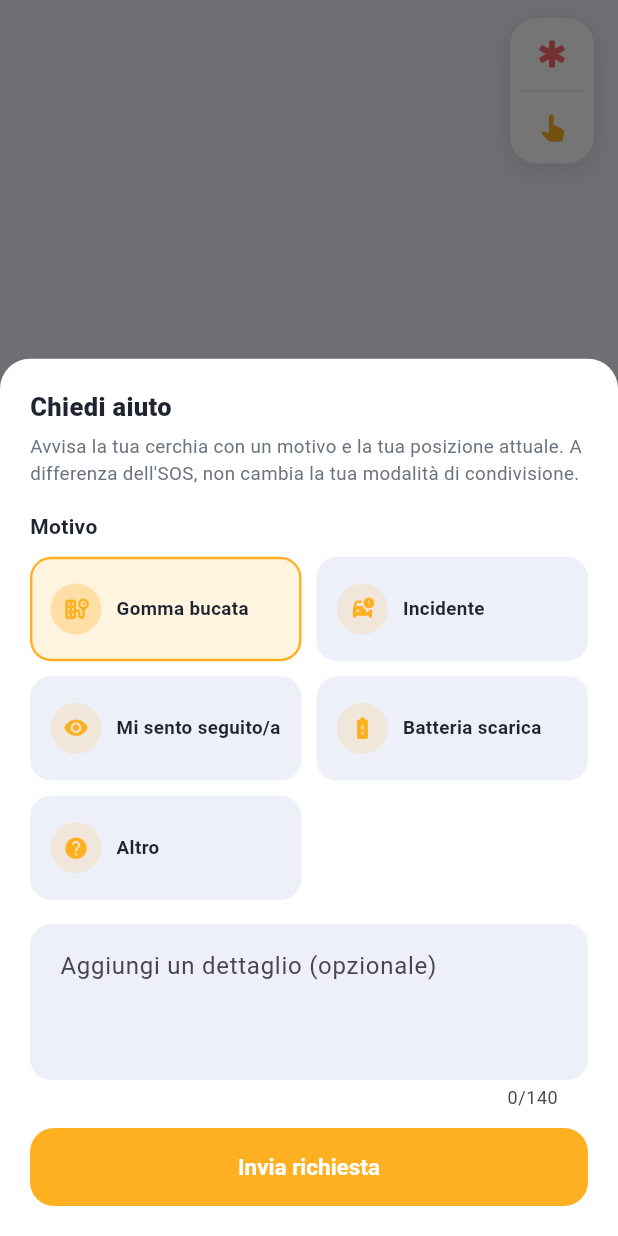
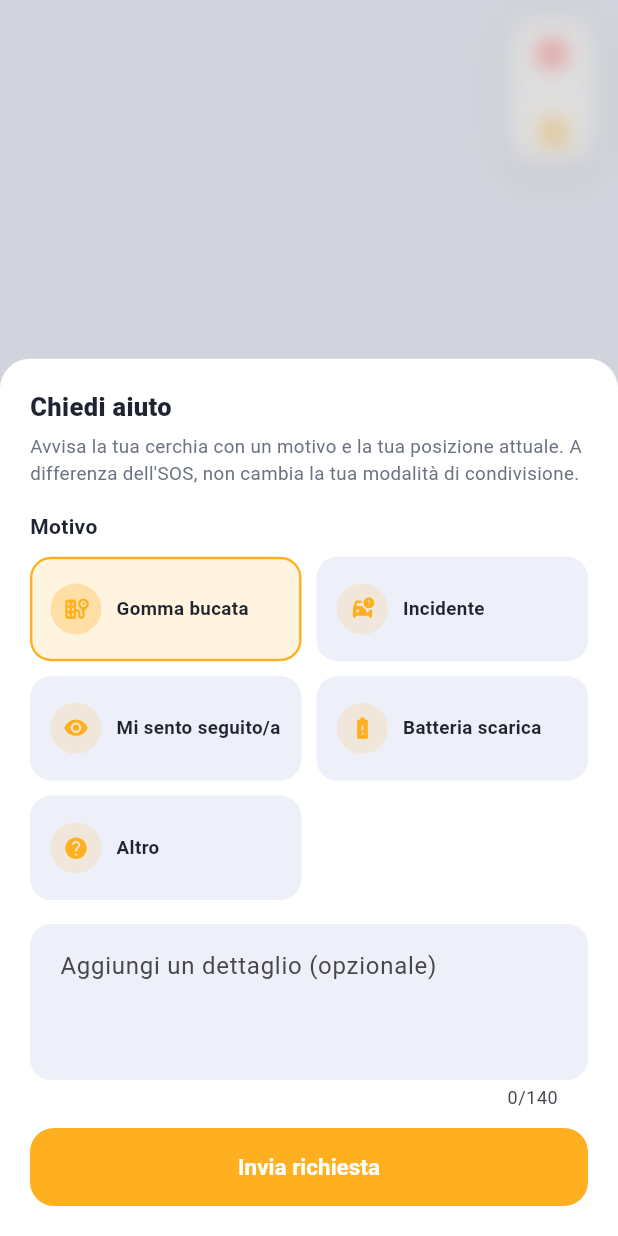
Before and after one commit to Taaawhiri/Kinly, a Flutter app: the MapHomeScreen screen opened directly, after a tap on the "pan tool alt" icon, on a phone screen of 412 x 824 dp. Run offline on Flutter 3.47's test engine with Material 3 defaults, Android fonts, the phone set to English and light mode, and no system bars; our stand-ins replace battery_plus, firebase_core, firebase_messaging, flutter_compass, flutter_local_notifications, geocoding and 4 more; missing offline and left inert: maplibre_gl; accounts and stored records are empty; network calls fail.

```diff
--- /dev/null
+++ b/lib/utils/blurred_bottom_sheet.dart
@@ -0,0 +1,27 @@
+import 'dart:ui';
+import 'package:flutter/material.dart';
+
+/// Come [showModalBottomSheet], ma con la mappa (o qualsiasi contenuto sotto)
+/// sfocata invece che solo scurita: più elegante quando il foglio si apre
+/// sopra la mappa live.
+Future<T?> showBlurredModalBottomSheet<T>({
+  required BuildContext context,
+  required WidgetBuilder builder,
+  Color? backgroundColor,
+  ShapeBorder? shape,
+  bool isScrollControlled = false,
+}) {
+  return showModalBottomSheet<T>(
+    context: context,
+    isScrollControlled: isScrollControlled,
+    backgroundColor: Colors.transparent,
+    barrierColor: Colors.black.withOpacity(0.12),
+    builder: (context) => BackdropFilter(
+      filter: ImageFilter.blur(sigmaX: 8, sigmaY: 8),
+      child: Container(
+        decoration: BoxDecoration(color: backgroundColor, borderRadius: (shape as RoundedRectangleBorder?)?.borderRadius),
+        child: builder(context),
+      ),
+    ),
+  );
+}
```
Also changed, not shown: lib/screens/map/map_home_screen.dart (+8 -4 lines), lib/services/nearby_poi_service.dart (+27 -8 lines).
